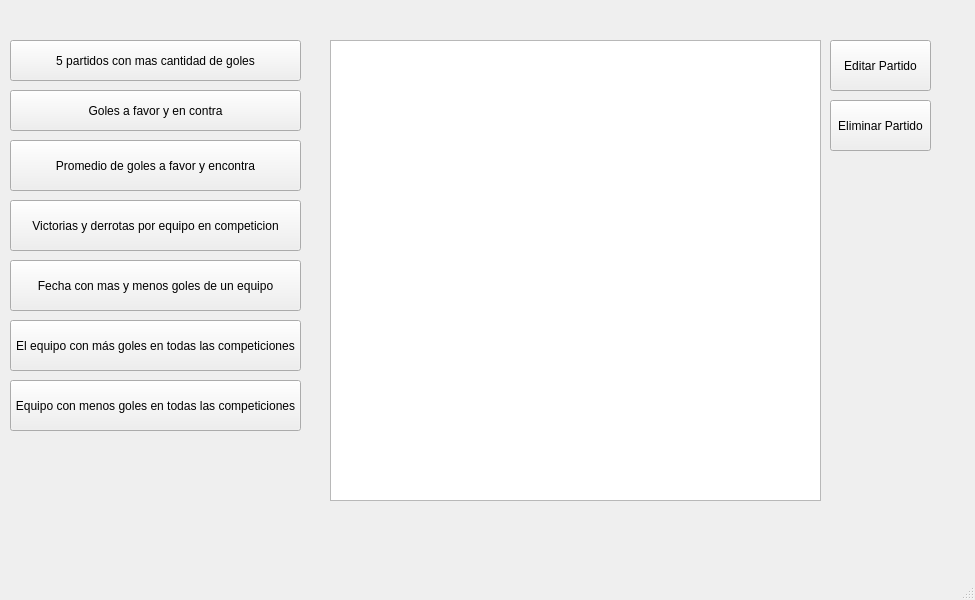
Old version of the form mainwindow.ui in the repository mat1v1dal/EstadisticasFutbolUI.
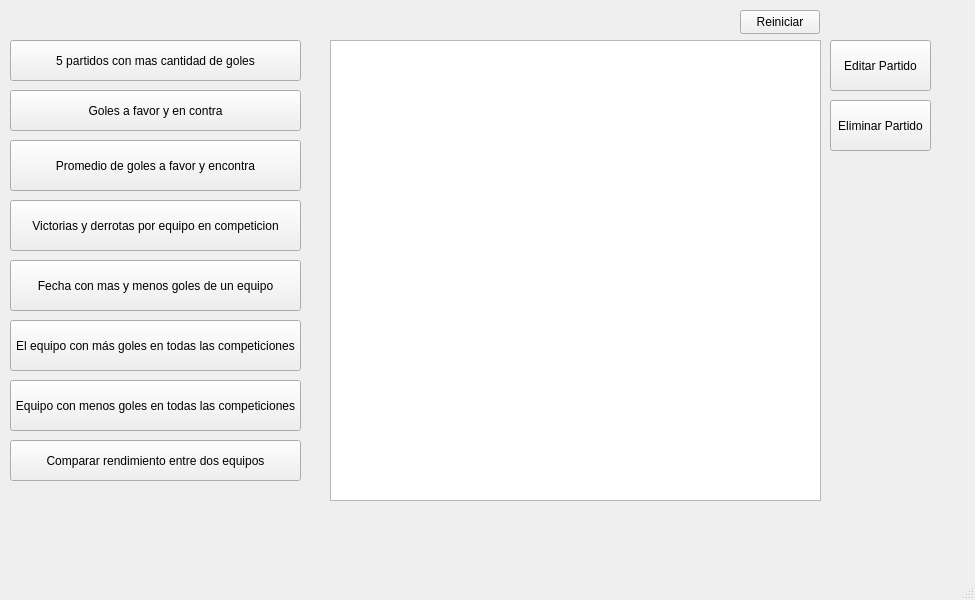
New version of the form.

```diff
--- a/mainwindow.ui
+++ b/mainwindow.ui
@@ -164,6 +164,32 @@
      <string>Equipo con menos goles en todas las competiciones</string>
     </property>
    </widget>
+   <widget class="QPushButton" name="compararDosEquiposButton">
+    <property name="geometry">
+     <rect>
+      <x>10</x>
+      <y>440</y>
+      <width>291</width>
+      <height>41</height>
+     </rect>
+    </property>
+    <property name="text">
+     <string>Comparar rendimiento entre dos equipos</string>
+    </property>
+   </widget>
+   <widget class="QPushButton" name="reiniciarWidget">
+    <property name="geometry">
+     <rect>
+      <x>740</x>
+      <y>10</y>
+      <width>80</width>
+      <height>24</height>
+     </rect>
+    </property>
+    <property name="text">
+     <string>Reiniciar</string>
+    </property>
+   </widget>
   </widget>
   <widget class="QMenuBar" name="menubar">
    <property name="geometry">
```
